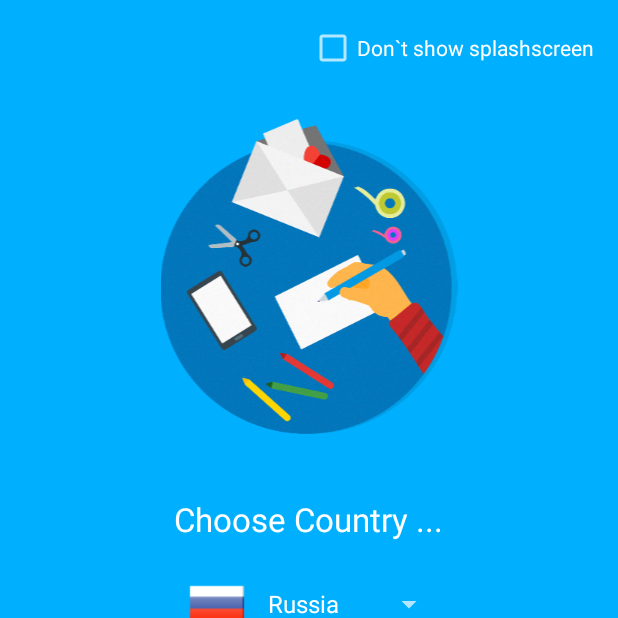
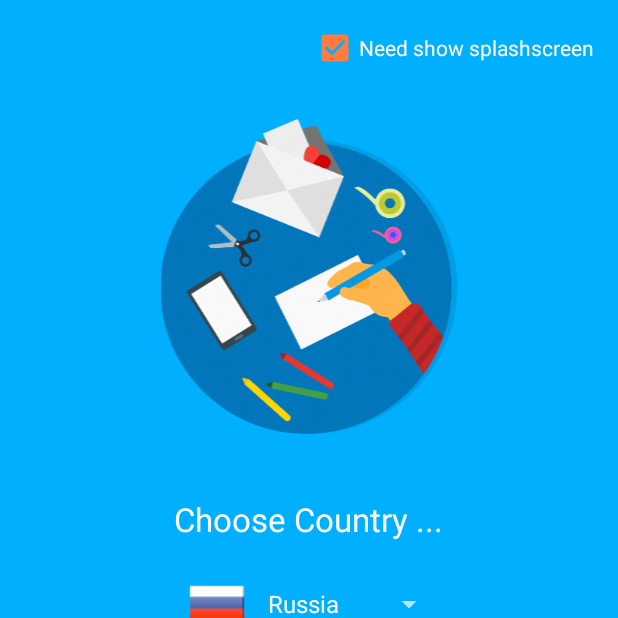
Before and after one commit to solandmedotru/Holidays, an Android app: the screen it shows after launch (Splashscreen), on a phone screen of 412 x 824 dp, the top half of it. Run offline under Robolectric (Android 15) with nearby library versions, the phone set to English and light mode, and no system bars.

Commit message:
refactoring, change SplashScreen to simple MVP

```diff
--- a/app/src/main/java/ru/solandme/holidays/MainActivity.java
+++ b/app/src/main/java/ru/solandme/holidays/MainActivity.java
@@ -45,7 +45,7 @@ public class MainActivity extends AppCompatActivity {
     public boolean onCreateOptionsMenu(Menu menu) {
         getMenuInflater().inflate(R.menu.main_menu, menu);
         menu.findItem(R.id.action_show_splash)
-                .setChecked(sharedPreferences.getBoolean("isDontShowSplash", false));
+                .setChecked(sharedPreferences.getBoolean("isNeedShowSplash", true));
         return true;
     }
 
@@ -64,7 +64,7 @@ public class MainActivity extends AppCompatActivity {
                 } else {
                     item.setChecked(true);
                 }
-                sharedPreferences.edit().putBoolean("isDontShowSplash", item.isChecked()).apply();
+                sharedPreferences.edit().putBoolean("isNeedShowSplash", item.isChecked()).apply();
                 return true;
             default:
                 return super.onOptionsItemSelected(item);
--- /dev/null
+++ b/app/src/main/java/ru/solandme/holidays/SplashPresenter.java
@@ -0,0 +1,35 @@
+package ru.solandme.holidays;
+
+import ru.solandme.holidays.data.ApiRepository;
+
+public class SplashPresenter {
+
+    Splashscreen activity;
+    ApiRepository apiRepository;
+
+    public SplashPresenter(Splashscreen activity) {
+        this.activity = activity;
+        apiRepository = new ApiRepository(activity);
+    }
+
+
+    public boolean isNeedShowSplash() {
+        return apiRepository.getSettingSplashChkBox();
+    }
+
+    public void chkBoxChanged(boolean checked) {
+        apiRepository.setSettingSplashChkBow(checked);
+    }
+
+    public int[] getFlagsList() {
+        return apiRepository.getFlagList();
+    }
+
+    public int getCurrentCountrySelected() {
+        return apiRepository.getCurrentCountrySelected();
+    }
+
+    public void currentCountryChanged(int position) {
+        apiRepository.setSettingCurrentCountry(position);
+    }
+}
--- a/app/src/main/java/ru/solandme/holidays/Splashscreen.java
+++ b/app/src/main/java/ru/solandme/holidays/Splashscreen.java
@@ -1,8 +1,6 @@
 package ru.solandme.holidays;
 
-import android.content.Context;
 import android.content.Intent;
-import android.content.SharedPreferences;
 import android.support.v7.app.AppCompatActivity;
 import android.os.Bundle;
 import android.view.View;
@@ -15,28 +13,18 @@ import ru.solandme.holidays.adapters.CustomSpinnerAdapter;
 
 public class Splashscreen extends AppCompatActivity {
 
-    private int[] flags = {R.mipmap.ic_russia, R.mipmap.ic_ukraine, R.mipmap.ic_usa};
-
-    private Context context;
-
+    SplashPresenter splashPresenter;
     private int currentCountrySelected;
-    private boolean isDontShowSplash;
-
-    private SharedPreferences sharedPreferences;
-
 
 
     @Override
     protected void onCreate(Bundle savedInstanceState) {
         super.onCreate(savedInstanceState);
         setContentView(R.layout.activity_splashscreen);
-        context = getApplicationContext();
 
-        sharedPreferences = context.getSharedPreferences("settings", Context.MODE_PRIVATE);
-        currentCountrySelected = sharedPreferences.getInt("country", 0);
-        isDontShowSplash = sharedPreferences.getBoolean("isDontShowSplash", false);
+        splashPresenter = new SplashPresenter(this);
 
-        if(isDontShowSplash){
+        if(!splashPresenter.isNeedShowSplash()){
             startMainActivity();
         }
 
@@ -46,22 +34,22 @@ public class Splashscreen extends AppCompatActivity {
     private void initViews() {
 
 //---------------CheckBox init----------------
-        final CheckBox chkBoxDoNotShow = (CheckBox) findViewById(R.id.chkBoxDoNotShow);
-        chkBoxDoNotShow.setChecked(isDontShowSplash);
-        chkBoxDoNotShow.setOnClickListener(view -> {
-            SharedPreferences.Editor editor = sharedPreferences.edit();
-            editor.putBoolean("isDontShowSplash", chkBoxDoNotShow.isChecked()).apply();
+        CheckBox chkBoxNeedShowSplash = (CheckBox) findViewById(R.id.chkBoxDoNotShow);
+        chkBoxNeedShowSplash.setChecked(splashPresenter.isNeedShowSplash());
+        chkBoxNeedShowSplash.setOnClickListener(view -> {
+            splashPresenter.chkBoxChanged(chkBoxNeedShowSplash.isChecked());
         });
 
 // -------------Spinner init----------------
         Spinner countriesSpinner = (Spinner) findViewById(R.id.countrySpinner);
-        CustomSpinnerAdapter spinnerAdapter = new CustomSpinnerAdapter(context, flags, getResources().getStringArray(R.array.countries));
+        CustomSpinnerAdapter spinnerAdapter = new CustomSpinnerAdapter(getApplicationContext(), splashPresenter.getFlagsList(), getResources().getStringArray(R.array.countries));
         countriesSpinner.setAdapter(spinnerAdapter);
-        countriesSpinner.setSelection(currentCountrySelected);
+        countriesSpinner.setSelection(splashPresenter.getCurrentCountrySelected());
         countriesSpinner.setOnItemSelectedListener(new AdapterView.OnItemSelectedListener() {
             @Override
             public void onItemSelected(AdapterView<?> parent, View view, int position, long id) {
                 currentCountrySelected = position;
+                splashPresenter.currentCountryChanged(position);
             }
 
             @Override
@@ -72,9 +60,7 @@ public class Splashscreen extends AppCompatActivity {
 //---------------Submit Button init----------------
         Button submitBtn = (Button) findViewById(R.id.submitBtn);
         submitBtn.setOnClickListener(view -> {
-            SharedPreferences.Editor editor = sharedPreferences.edit();
-            editor.putInt("country", currentCountrySelected).apply();
-
+            splashPresenter.currentCountryChanged(currentCountrySelected);
             startMainActivity();
         });
     }
--- a/app/src/main/java/ru/solandme/holidays/data/ApiRepository.java
+++ b/app/src/main/java/ru/solandme/holidays/data/ApiRepository.java
@@ -1,11 +1,25 @@
 package ru.solandme.holidays.data;
+
+import android.content.Context;
+import android.content.SharedPreferences;
 
 import java.util.ArrayList;
 import java.util.Arrays;
 
+import ru.solandme.holidays.R;
+
 public class ApiRepository {
 
+    private SharedPreferences sharedPreferences;
+
+    public ApiRepository(Context context) {
+        sharedPreferences = context.getSharedPreferences("settings", Context.MODE_PRIVATE);
+    }
+
+
     static private String[] typeCodes = {"National", "Birthday", "Events", "Name day", "Religious"};
+
+    private int[] flags = {R.mipmap.ic_russia, R.mipmap.ic_ukraine, R.mipmap.ic_usa};
 
     static private ArrayList<Holiday> generateSampleHolidays() {
 
@@ -37,4 +51,24 @@ public class ApiRepository {
         }
         return holidaysList;
     }
+
+    public boolean getSettingSplashChkBox() {
+        return sharedPreferences.getBoolean("isNeedShowSplash", true);
+    }
+
+    public void setSettingSplashChkBow(boolean settingSplashChkBow) {
+        sharedPreferences.edit().putBoolean("isNeedShowSplash", settingSplashChkBow).apply();
+    }
+
+    public int[] getFlagList() {
+        return flags;
+    }
+
+    public int getCurrentCountrySelected() {
+        return sharedPreferences.getInt("country", 0);
+    }
+
+    public void setSettingCurrentCountry(int settingCurrentCountry) {
+        sharedPreferences.edit().putInt("country", settingCurrentCountry).apply();
+    }
 }
--- a/app/src/main/res/layout/activity_splashscreen.xml
+++ b/app/src/main/res/layout/activity_splashscreen.xml
@@ -50,7 +50,7 @@
         android:layout_centerHorizontal="true" />
 
     <CheckBox
-        android:text="@string/don_t_show"
+        android:text="@string/is_need_show_splash"
         android:layout_width="wrap_content"
         android:layout_height="wrap_content"
         android:id="@+id/chkBoxDoNotShow"
--- a/app/src/main/res/menu/main_menu.xml
+++ b/app/src/main/res/menu/main_menu.xml
@@ -10,7 +10,7 @@
             android:id="@+id/action_theme_dark"
             app:showAsAction="never"/>
     </group>
-    <item android:title="@string/don_t_show"
+    <item android:title="@string/is_need_show_splash"
         android:id="@+id/action_show_splash"
         app:showAsAction="never"
         android:checkable="true" />
--- a/app/src/main/res/values/strings.xml
+++ b/app/src/main/res/values/strings.xml
@@ -4,7 +4,7 @@
 
     <string name="theme_dark">Theme Dark</string>
     <string name="theme_light">Theme Light</string>
-    <string name="don_t_show">Don`t show splashscreen</string>
+    <string name="is_need_show_splash">Need show splashscreen</string>
     <string name="submit">Submit</string>
 
     <!-- TODO: Remove or change this placeholder text -->
```
Also changed, not shown: 1 other file.
